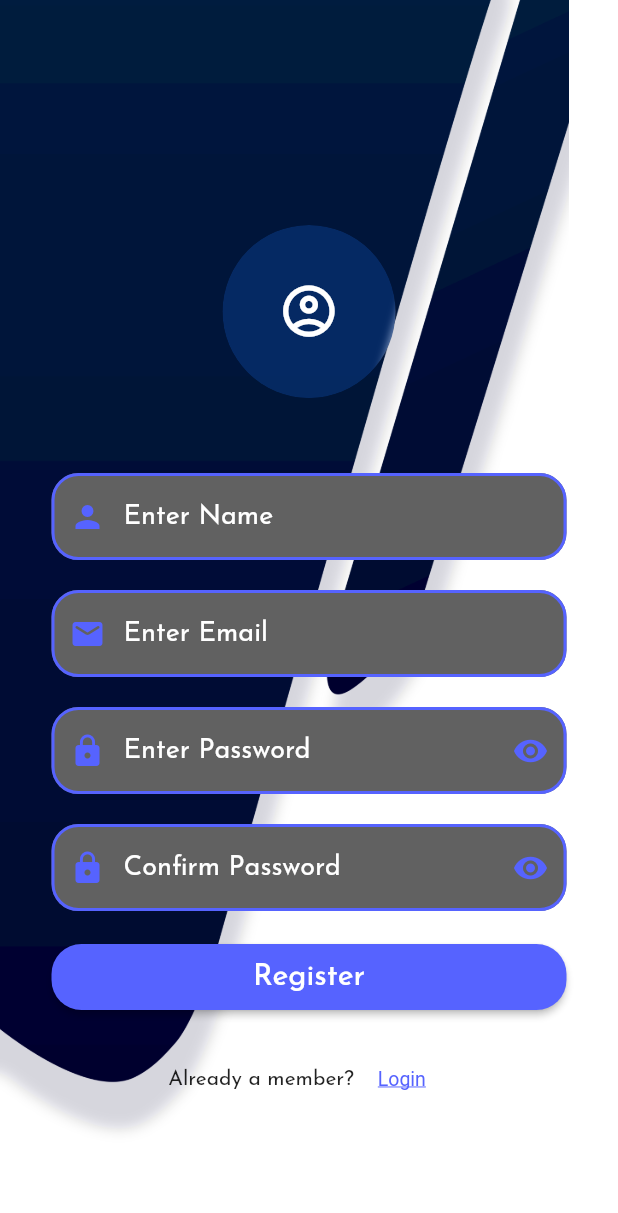
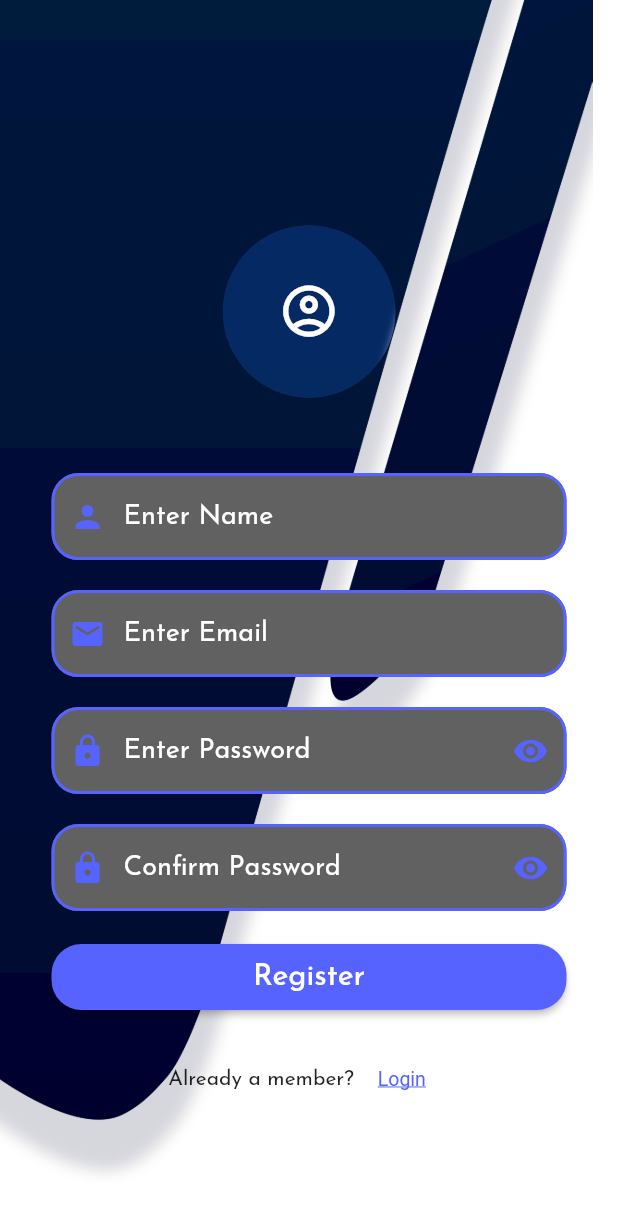
Before and after one commit to Guvi-CodeCamp-SRM/The-Vault-App, a Flutter app: the CreateNewAccount screen opened by its route, on a phone screen of 412 x 824 dp. Shown: the top 1213 px of the screen. Run offline on Flutter 3.47's test engine with Material 2 defaults, Android fonts, the phone set to English and light mode, and no system bars; our stand-ins replace cookie_jar, dio, email_validator, file_picker, fluttertoast, google_fonts; missing offline and left inert: fab_circular_menu.

Commit message:
background changes

```diff
--- a/lib/utilities/background.dart
+++ b/lib/utilities/background.dart
@@ -22,6 +22,7 @@ class Background extends StatelessWidget {
             top: 0,
             left: -17,
             child: Image.asset("assets/background.png",
+            fit: BoxFit.cover,
                 scale: 1, width: size.width, height: size.height),
           ),
           child,
```
